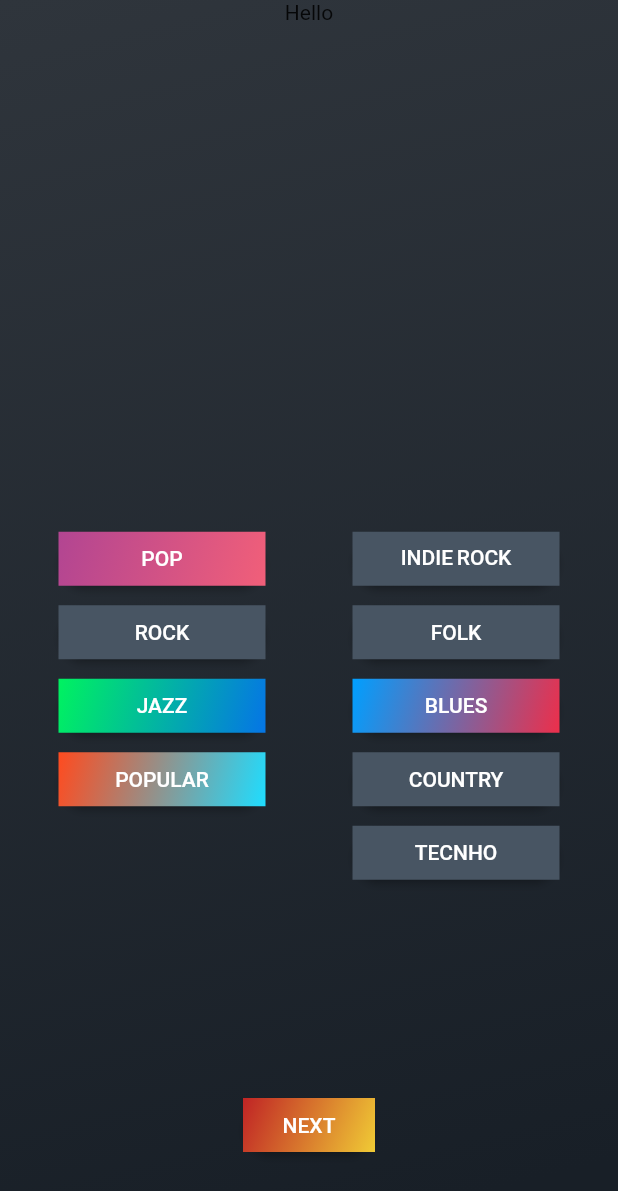
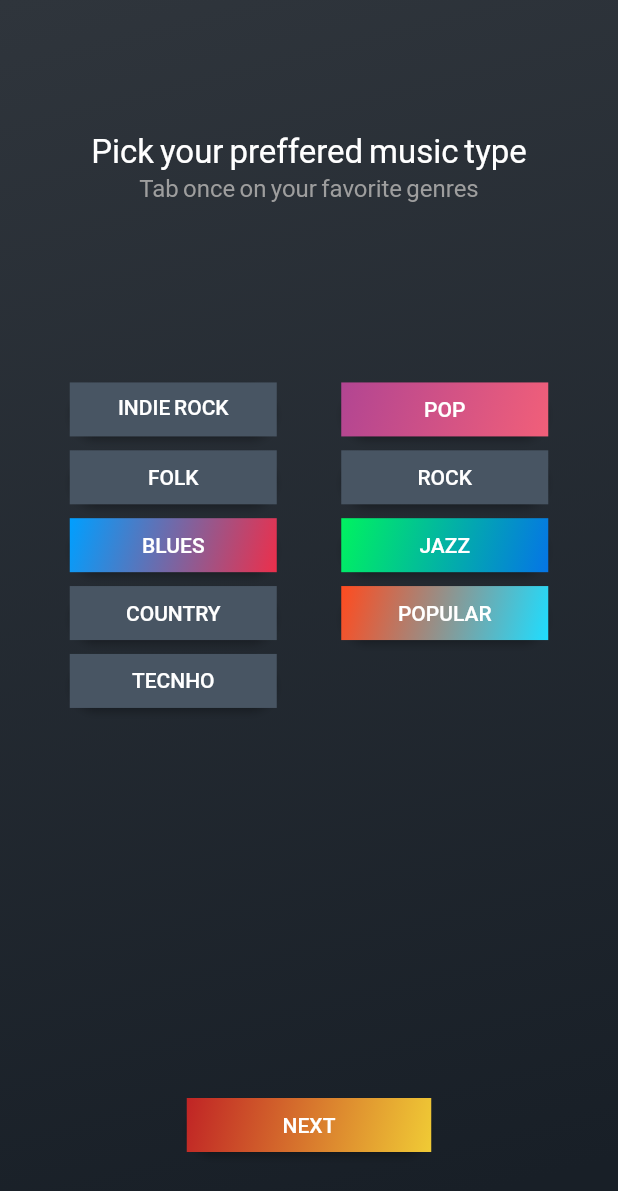
Before and after one commit to bluemix/Gradient-Screens, a Flutter app: the GenresPage widget shown alone on an empty page, opened directly, on a phone screen of 412 x 824 dp. Shown: the top 1191 px of the screen. Run offline on Flutter 3.47's test engine with Material 2 defaults, Android fonts, the phone set to English and light mode, and no system bars.

```diff
--- a/lib/genres_page.dart
+++ b/lib/genres_page.dart
@@ -53,16 +53,31 @@ class GenresPage extends StatelessWidget {
             child: Column(
           children: <Widget>[
             Expanded(
-              child: Text('Hello'),
+              child: Center(
+                  child: Column(
+                crossAxisAlignment: CrossAxisAlignment.center,
+                mainAxisAlignment: MainAxisAlignment.center,
+                children: <Widget>[
+                  Text(
+                    'Pick your preffered music type',
+                    style: TextStyle(color: Colors.white, fontSize: 22.0),
+                  ),
+                  Text(
+                    'Tab once on your favorite genres',
+                    style: TextStyle(color: Colors.grey, fontSize: 16.0),
+                  ),
+                ],
+              )),
             ),
             Expanded(
+              flex: 2,
                 child: Padding(
               padding: const EdgeInsets.all(10.0),
               child: GridView.count(
                 crossAxisCount: 2,
                 shrinkWrap: true,
                 childAspectRatio: 4.0,
-                padding: const EdgeInsets.all(0.0),
+                padding: const EdgeInsets.all(15.0),
                 children: List.generate(buttons.length, (index) {
                   return Center(
                     child: buttons[index],
@@ -72,7 +87,12 @@ class GenresPage extends StatelessWidget {
             )),
             Padding(
               padding: const EdgeInsets.symmetric(vertical: 50.0),
-              child: GradientButton(backToFutureGradient, Text('NEXT'), () {}),
+              child: GradientButton(
+                backToFutureGradient,
+                Text('NEXT'),
+                () {},
+                increaseWidthBy: 75.0,
+              ),
             )
           ],
         )),
--- a/lib/info_page.dart
+++ b/lib/info_page.dart
@@ -61,7 +61,7 @@ class InfoPage extends StatelessWidget {
                     hersheysGradient, width: 400.0, height: 100.0),
               ),
               Text(
-                'اللي ما أعرف ترجمتها بالعربي',
+                'Struck it for a funny picture',
                 style: gradientTextStyle(
                     TextStyle(fontSize: 24.0, fontWeight: FontWeight.w100),
                     hersheysGradientAr, width: 500.0, height: 100.0),
--- a/lib/utils.dart
+++ b/lib/utils.dart
@@ -12,7 +12,7 @@ ThemeData appTheme() {
 
 Directionality appDirectionality(Widget child) {
   return new Directionality(
-    textDirection: TextDirection.rtl,
+    textDirection: TextDirection.ltr,
     child: new Builder(
       builder: (BuildContext context) {
         return new MediaQuery(
```
Also changed, not shown: lib/intro_page.dart (+5 -3 lines), art/genres_page.png (added), art/info_page.png (added), art/intro_page.png (added), 1 other file.
